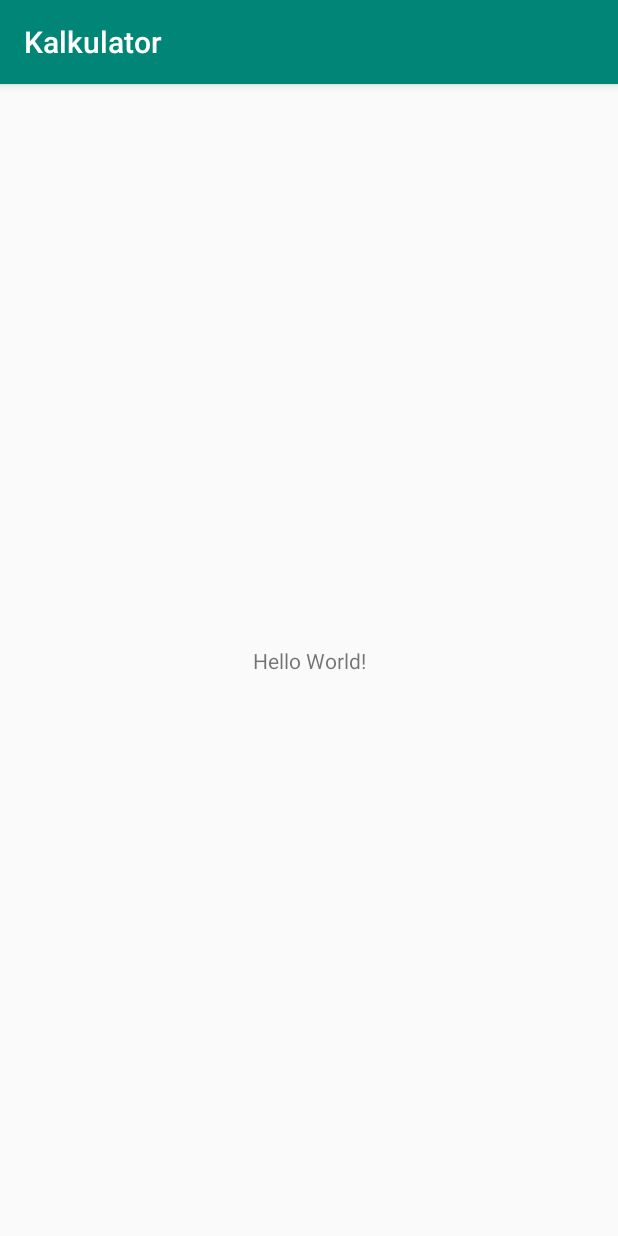
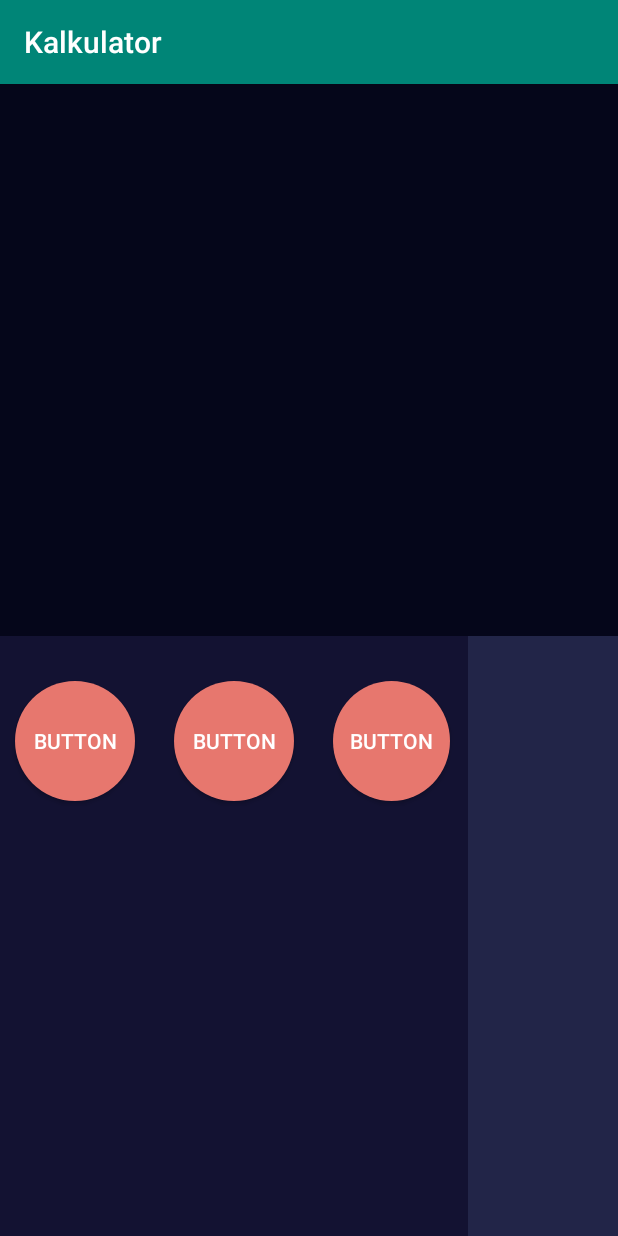
Before and after one commit to dewisekar/PBB_Tugas2_Kalkulator, an Android app: the screen it shows after launch (MainActivity), on a phone screen of 412 x 824 dp. Run offline under Robolectric (Android 15) with nearby library versions, the phone set to English and light mode, and no system bars.

Commit message:
add button

```diff
--- a/app/build.gradle
+++ b/app/build.gradle
@@ -26,4 +26,6 @@ dependencies {
     testImplementation 'junit:junit:4.12'
     androidTestImplementation 'androidx.test:runner:1.1.1'
     androidTestImplementation 'androidx.test.espresso:espresso-core:3.1.1'
+    implementation 'androidx.recyclerview:recyclerview:1.0.0'
+    implementation 'com.google.android.material:material:1.0.0'
 }
--- /dev/null
+++ b/app/src/main/res/drawable/tombol_angka.xml
@@ -0,0 +1,11 @@
+<?xml version="1.0" encoding="utf-8"?>
+<shape xmlns:android="http://schemas.android.com/apk/res/android"
+    android:shape="oval">
+    <solid android:color="#e7776e" />
+    <corners android:bottomRightRadius="8dp"
+        android:bottomLeftRadius="8dp"
+        android:topRightRadius="8dp"
+        android:topLeftRadius="8dp"
+        android:stateListAnimator="@null"
+        />
+</shape>
--- a/app/src/main/res/layout/activity_main.xml
+++ b/app/src/main/res/layout/activity_main.xml
@@ -1,18 +1,76 @@
 <?xml version="1.0" encoding="utf-8"?>
-<androidx.constraintlayout.widget.ConstraintLayout xmlns:android="http://schemas.android.com/apk/res/android"
-    xmlns:app="http://schemas.android.com/apk/res-auto"
-    xmlns:tools="http://schemas.android.com/tools"
+<RelativeLayout xmlns:android="http://schemas.android.com/apk/res/android"
     android:layout_width="match_parent"
     android:layout_height="match_parent"
-    tools:context=".MainActivity">
+    android:background="#05061A" >
 
-    <TextView
+    <RelativeLayout
+        android:id="@+id/layout_tombol_angka"
         android:layout_width="wrap_content"
-        android:layout_height="wrap_content"
-        android:text="Hello World!"
-        app:layout_constraintBottom_toBottomOf="parent"
-        app:layout_constraintLeft_toLeftOf="parent"
-        app:layout_constraintRight_toRightOf="parent"
-        app:layout_constraintTop_toTopOf="parent" />
+        android:layout_height="400dp"
+        android:layout_alignParentStart="true"
+        android:layout_alignParentLeft="true"
+        android:layout_alignParentBottom="true"
+        android:layout_marginStart="0dp"
+        android:layout_marginLeft="0dp"
+        android:layout_marginEnd="100dp"
+        android:layout_marginRight="100dp"
+        android:background="#131232">
 
-</androidx.constraintlayout.widget.ConstraintLayout>
+        <Button
+            android:id="@+id/button5"
+            android:layout_width="80dp"
+            android:layout_height="80dp"
+            android:layout_alignParentTop="true"
+            android:layout_centerInParent="true"
+            android:layout_marginTop="30dp"
+            android:background="@drawable/tombol_angka"
+            android:text="Button"
+            android:textColor="#FFFFFF" />
+
+        <Button
+            android:id="@+id/button9"
+            android:layout_width="80dp"
+            android:layout_height="80dp"
+            android:layout_alignParentTop="true"
+            android:layout_alignParentEnd="true"
+            android:layout_alignParentRight="true"
+            android:layout_marginStart="26dp"
+            android:layout_marginLeft="26dp"
+            android:layout_marginTop="30dp"
+            android:layout_marginEnd="12dp"
+            android:layout_marginRight="12dp"
+            android:layout_toEndOf="@+id/button5"
+            android:layout_toRightOf="@+id/button5"
+            android:background="@drawable/tombol_angka"
+            android:text="Button"
+            android:textColor="#FFFFFF" />
+
+        <Button
+            android:id="@+id/button10"
+            android:layout_width="80dp"
+            android:layout_height="80dp"
+            android:layout_alignParentTop="true"
+            android:layout_marginTop="30dp"
+            android:layout_marginEnd="26dp"
+            android:layout_marginRight="26dp"
+            android:layout_toStartOf="@+id/button5"
+            android:layout_toLeftOf="@+id/button5"
+            android:background="@drawable/tombol_angka"
+            android:text="Button"
+            android:textColor="#FFFFFF" />
+
+    </RelativeLayout>
+
+    <RelativeLayout
+        android:id="@+id/layout_tombol_operasi"
+        android:layout_width="100dp"
+        android:layout_height="400dp"
+        android:layout_alignParentEnd="true"
+        android:layout_alignParentRight="true"
+        android:layout_alignParentBottom="true"
+        android:layout_marginEnd="0dp"
+        android:layout_marginRight="0dp"
+        android:layout_marginBottom="0dp"
+        android:background="#222548"></RelativeLayout>
+</RelativeLayout>
--- a/app/src/main/res/values/colors.xml
+++ b/app/src/main/res/values/colors.xml
@@ -3,4 +3,5 @@
     <color name="colorPrimary">#008577</color>
     <color name="colorPrimaryDark">#00574B</color>
     <color name="colorAccent">#D81B60</color>
+    <color name="backgroundColor">#05061A</color>
 </resources>
```
